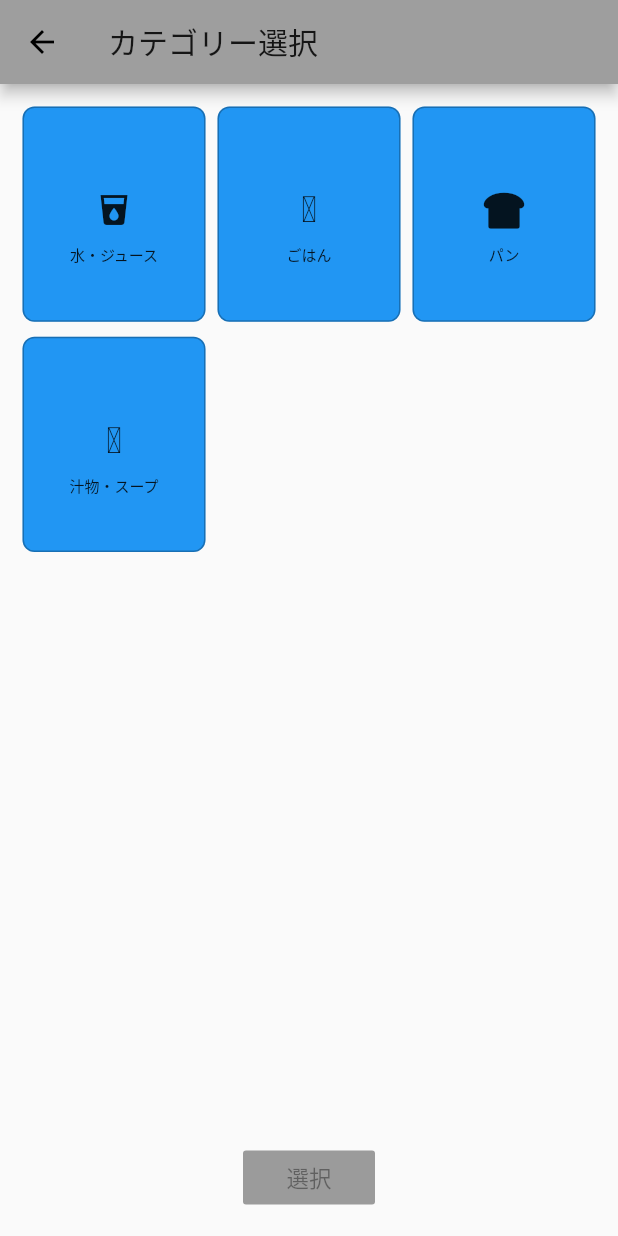
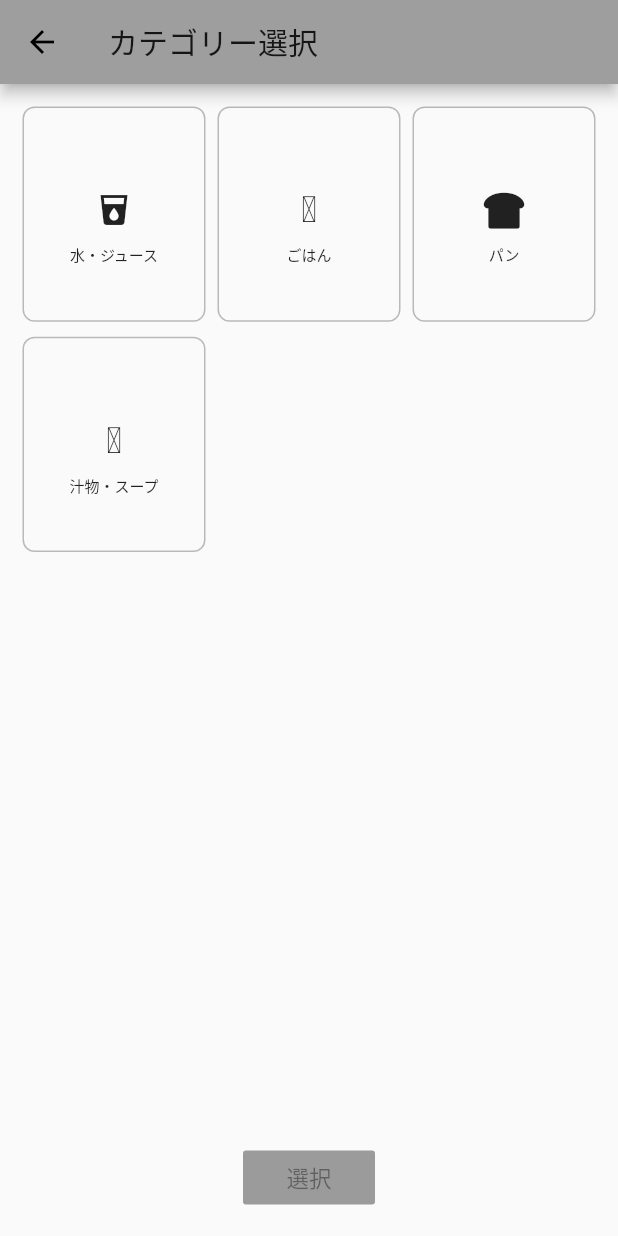
Before and after one commit to waterbook59/barcode-app, a Flutter app: the CategorySelectScreen screen opened directly, on a phone screen of 412 x 824 dp. Run offline on Flutter 3.47's test engine with Material 2 defaults, Android fonts, the phone set to English and light mode, and no system bars; our stand-ins replace cached_network_image, chopper, fluttertoast, font_awesome_flutter, image_picker; missing offline and left inert: flutter_barcode_scanner; Roboto replaces fonts that are missing (NotoSansJP-Regular).

Commit message:
CategorySelectViewModel作成 ボタンタップでボタン背景色変更 今は全てのボタンの背景色が変更

```diff
--- /dev/null
+++ b/lib/view_models/category_select_view_model.dart
@@ -0,0 +1,21 @@
+import 'package:barcodeapp/models/repository/barcode_repository.dart';
+import 'package:flutter/material.dart';
+
+class CategorySelectViewModel extends ChangeNotifier{
+
+  CategorySelectViewModel({BarcodeRepository repository})
+      : _barcodeRepository = repository;
+  final BarcodeRepository _barcodeRepository;
+
+
+
+  bool _isSelected =false;
+  bool get isSelected => _isSelected;
+
+  //
+  Future<void> categoryTapped({bool isSelected}) async{
+    _isSelected =!isSelected;
+    notifyListeners();
+  }
+
+}
--- a/lib/views/category_select/common/category_select_button.dart
+++ b/lib/views/category_select/common/category_select_button.dart
@@ -1,25 +1,26 @@
 import 'package:flutter/material.dart';
 
 class CategorySelectButton extends StatelessWidget {
-  const CategorySelectButton({this.categoryTap, this.icon, this.label});
+  const CategorySelectButton({this.categoryTap, this.icon, this.label, this.isSelected});
 
 ///  ValueChanged<String>とは書かず、Function(返したい値)
   // valueChangeまたはタップで色の入れ替え
-  final Function(String) categoryTap;
+  final Function(bool) categoryTap;
   final Widget icon;
   final String label;
+  final bool isSelected;
 
   @override
   Widget build(BuildContext context) {
 
     return GestureDetector(
       //後ろの()がないと反応しない
-      onTap: ()=>categoryTap(label),
+      onTap: ()=>categoryTap(isSelected),
       behavior: HitTestBehavior.opaque,
       child: Container(
         decoration: BoxDecoration(
           // 選択前:背景色透明、選択時:背景色を青にする
-          color: Colors.blue,
+          color: isSelected ? Colors.blue :Colors.transparent,
           border: Border.all(color: Colors.black26),
           borderRadius: BorderRadius.circular(8)),
         child: Center(
--- a/lib/views/category_select/screens/category_select_screen.dart
+++ b/lib/views/category_select/screens/category_select_screen.dart
@@ -1,7 +1,9 @@
 import 'package:barcodeapp/data_models/category_list.dart';
+import 'package:barcodeapp/view_models/category_select_view_model.dart';
 import 'package:barcodeapp/views/category_select/common/category_select_button.dart';
 import 'package:barcodeapp/views/common/components/button_with_icon.dart';
 import 'package:flutter/material.dart';
+import 'package:provider/provider.dart';
 
 class CategorySelectScreen extends StatelessWidget {
   @override
@@ -12,7 +14,9 @@ class CategorySelectScreen extends StatelessWidget {
         body:
         Padding(
           padding: const EdgeInsets.all(15),
-          child: Column(
+          child:Consumer<CategorySelectViewModel>
+            (builder: (context, model, child) {
+            return Column(
             children: [
               ///カテゴリ選択ボタン
               ///GridView.builderをExpandedでラップ
@@ -30,27 +34,32 @@ class CategorySelectScreen extends StatelessWidget {
                       CategorySelectButton(
                         icon:categoryIcon[index],
                         label: categoryText[index],
-                        categoryTap:(label)=>categoryTap(context,label),
+                        categoryTap:(label)=>categoryTap(context: context,isSelected: model.isSelected),
+                        isSelected: model.isSelected,
                   ),
                 ),
               ),
-              ///決定ボタン
+              ///決定ボタン:選択しているものisxxx=trueのものだけリスト化して格納
               RaisedButton(
                   onPressed: null,
               color: Colors.orangeAccent,
               child: Text('選択'),),
             ],
-          ),
-        ),
+          );
 
 
 
 
+    })
+
+        ),
       ),
     );
   }
 
-  void categoryTap(BuildContext context,String label) {
-    print('onTap!!!:$label');
+  Future<void> categoryTap({BuildContext context,bool isSelected}) async{
+    print('onTap!!!:');
+    final viewModel = Provider.of<CategorySelectViewModel>(context, listen: false);
+    await viewModel.categoryTapped(isSelected: isSelected);
   }
 }
```
Also changed, not shown: lib/di/providers.dart (+8 -0 lines).
